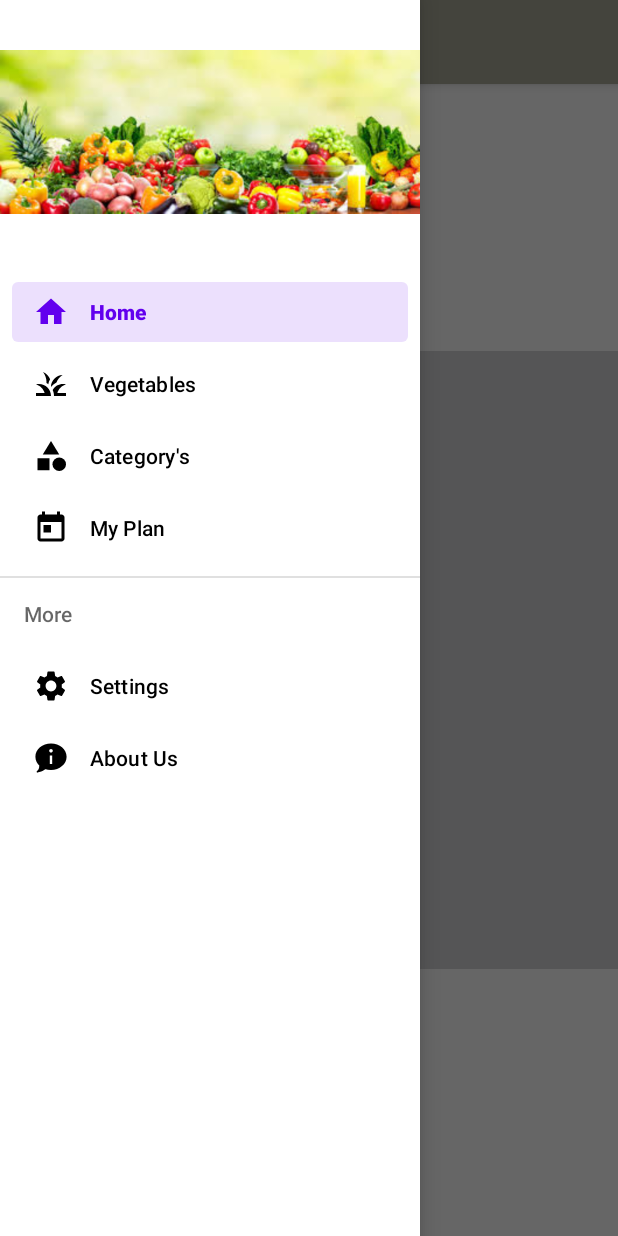
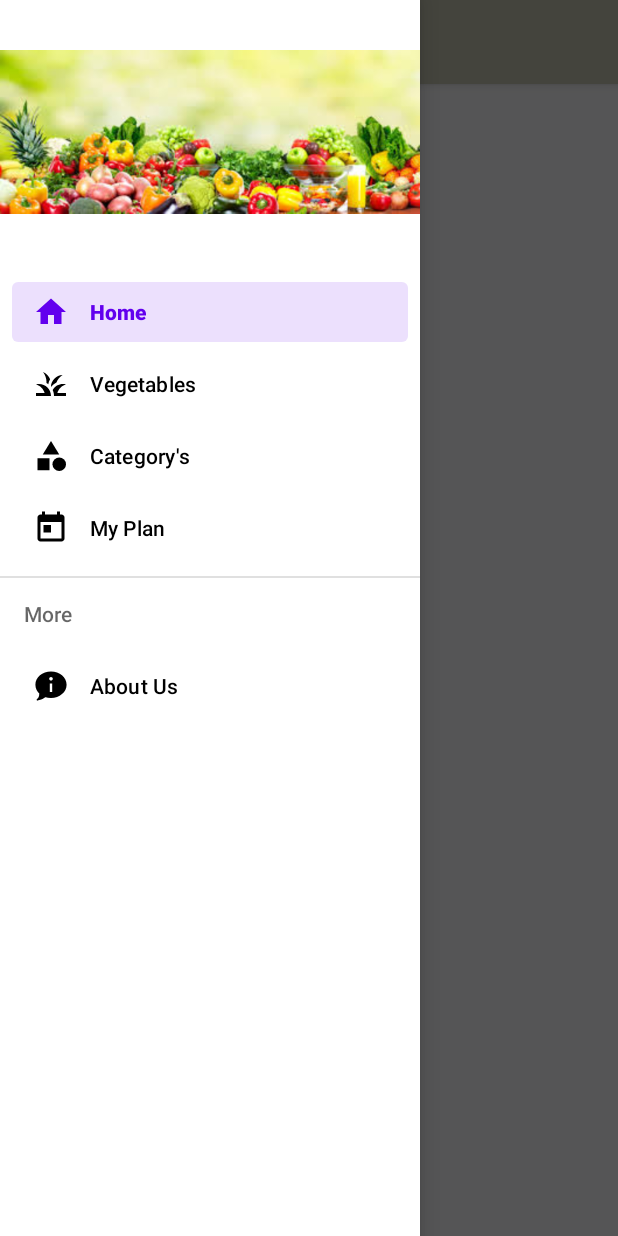
Before and after one commit to rommel1125/VegetablePlantingTutorial2, an Android app: the screen it shows after launch (MainActivity), with the side drawer open, on a phone screen of 412 x 824 dp. Run offline under Robolectric (Android 15) with nearby library versions, the phone set to English and light mode, and no system bars.

Commit message:
removed settings button

```diff
--- a/app/src/main/java/com/example/vegetableplantingtutorial/MainActivity.java
+++ b/app/src/main/java/com/example/vegetableplantingtutorial/MainActivity.java
@@ -97,9 +97,9 @@ public class MainActivity extends AppCompatActivity implements NavigationView.On
                         new PlanFragment()).commit();
                 break;
 
-            case R.id.nav_settings:
-                Toast.makeText(this, "Settings", Toast.LENGTH_SHORT).show();
-                break;
+//            case R.id.nav_settings:
+//                Toast.makeText(this, "Settings", Toast.LENGTH_SHORT).show();
+//                break;
             case R.id.nav_about:
                 Toast.makeText(this, "About Us", Toast.LENGTH_SHORT).show();
                 break;
--- a/app/src/main/res/menu/drawer_menu.xml
+++ b/app/src/main/res/menu/drawer_menu.xml
@@ -20,10 +20,10 @@
 
     <item android:title="More">
         <menu>
-            <item android:id="@+id/nav_settings"
-                android:icon="@drawable/ic_settings"
-                android:title="Settings">
-            </item>
+<!--            <item android:id="@+id/nav_settings"-->
+<!--                android:icon="@drawable/ic_settings"-->
+<!--                android:title="Settings">-->
+<!--            </item>-->
             <item android:id="@+id/nav_about"
                 android:icon="@drawable/ic_about"
                 android:title="About Us">
```
Also changed, not shown: app/src/main/res/layout/fragment_home.xml (+1 -8 lines).
